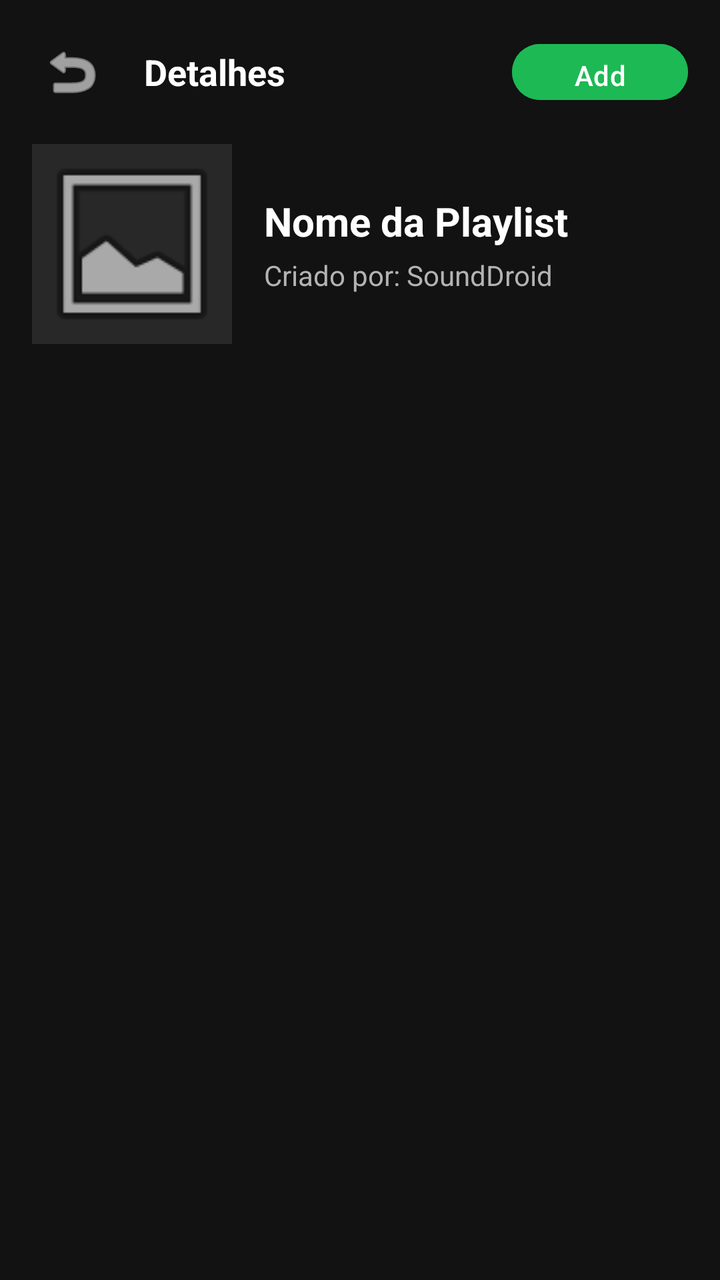
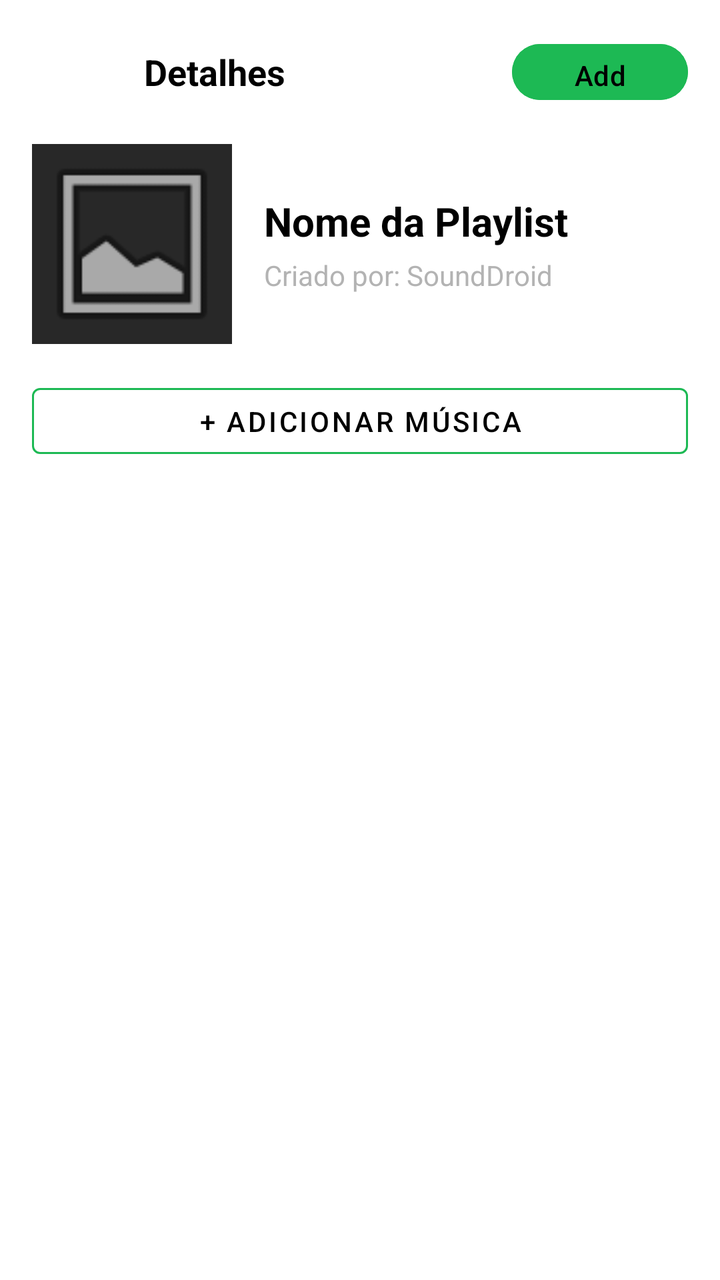

Before-and-after screenshots of an Android layout around one commit, followed by the original layout XML and the change that was made.
<!-- AndroidManifest.xml: application theme Theme.DSSMV_ProjectDroid_1230628_1222027 -->
<!-- res/layout/activity_playlist_detail.xml -->
<?xml version="1.0" encoding="utf-8"?>
<LinearLayout xmlns:android="http://schemas.android.com/apk/res/android"
              android:id="@+id/main_playlist_detail"
              android:layout_width="match_parent"
              android:layout_height="match_parent"
              android:orientation="vertical"
              android:background="#121212"
              android:padding="16dp">

    <LinearLayout
            android:layout_width="match_parent"
            android:layout_height="wrap_content"
            android:orientation="horizontal"
            android:gravity="center_vertical"
            android:layout_marginBottom="16dp">

        <ImageButton
                android:id="@+id/btnBack"
                android:layout_width="40dp"
                android:layout_height="40dp"
                android:background="?attr/selectableItemBackgroundBorderless"
                android:src="@android:drawable/ic_menu_revert"
                android:contentDescription="Voltar"
                app:tint="#FFFFFF" xmlns:app="http://schemas.android.com/apk/res-auto" />

        <TextView
                android:id="@+id/txtToolbarTitle"
                android:layout_width="0dp"
                android:layout_height="wrap_content"
                android:layout_weight="1"
                android:layout_marginStart="16dp"
                android:text="Detalhes"
                android:textColor="#FFFFFF"
                android:textSize="18sp"
                android:textStyle="bold"
                android:maxLines="1"
                android:ellipsize="end" />

        <Button
                android:id="@+id/btnPlaylistAction"
                android:layout_width="wrap_content"
                android:layout_height="36dp"
                android:text="Add"
                android:textColor="#FFFFFF"
                android:backgroundTint="#1DB954" />
    </LinearLayout>

    <LinearLayout
            android:layout_width="match_parent"
            android:layout_height="wrap_content"
            android:orientation="horizontal"
            android:gravity="center_vertical"
            android:layout_marginBottom="24dp">

        <ImageView
                android:id="@+id/imgPlaylistCover"
                android:layout_width="100dp"
                android:layout_height="100dp"
                android:scaleType="centerCrop"
                android:src="@android:drawable/ic_menu_gallery"
                android:background="#282828" />

        <LinearLayout
                android:layout_width="0dp"
                android:layout_height="wrap_content"
                android:layout_weight="1"
                android:orientation="vertical"
                android:layout_marginStart="16dp">

            <TextView
                    android:id="@+id/txtPlaylistName"
                    android:layout_width="match_parent"
                    android:layout_height="wrap_content"
                    android:text="Nome da Playlist"
                    android:textColor="#FFFFFF"
                    android:textSize="20sp"
                    android:textStyle="bold"
                    android:maxLines="2"
                    android:ellipsize="end" />

            <TextView
                    android:id="@+id/txtPlaylistCreator"
                    android:layout_width="match_parent"
                    android:layout_height="wrap_content"
                    android:layout_marginTop="4dp"
                    android:text="Criado por: SoundDroid"
                    android:textColor="#B3B3B3"
                    android:textSize="14sp" />
        </LinearLayout>
    </LinearLayout>

    <androidx.recyclerview.widget.RecyclerView
            android:id="@+id/recyclerPlaylistSongs"
            android:layout_width="match_parent"
            android:layout_height="match_parent" />

</LinearLayout>
<!-- resources referenced by this layout -->
<resources>
  <style name="Theme.DSSMV_ProjectDroid_1230628_1222027" parent="Base.Theme.DSSMV_ProjectDroid_1230628_1222027" />
  <style name="Base.Theme.DSSMV_ProjectDroid_1230628_1222027" parent="Theme.Material3.DayNight.NoActionBar">
          
          
      </style>
</resources>

<!-- the commit's change to res/layout/activity_playlist_detail.xml (unified diff, before → after) -->
@@ -1,10 +1,11 @@
 <?xml version="1.0" encoding="utf-8"?>
 <LinearLayout xmlns:android="http://schemas.android.com/apk/res/android"
+              xmlns:app="http://schemas.android.com/apk/res-auto"
               android:id="@+id/main_playlist_detail"
               android:layout_width="match_parent"
               android:layout_height="match_parent"
               android:orientation="vertical"
-              android:background="#121212"
+              android:background="@color/background_color"
               android:padding="16dp">
 
     <LinearLayout
@@ -21,7 +22,7 @@
                 android:background="?attr/selectableItemBackgroundBorderless"
                 android:src="@android:drawable/ic_menu_revert"
                 android:contentDescription="Voltar"
-                app:tint="#FFFFFF" xmlns:app="http://schemas.android.com/apk/res-auto" />
+                app:tint="#FFFFFF" />
 
         <TextView
                 android:id="@+id/txtToolbarTitle"
@@ -30,7 +31,7 @@
                 android:layout_weight="1"
                 android:layout_marginStart="16dp"
                 android:text="Detalhes"
-                android:textColor="#FFFFFF"
+                android:textColor="@color/text_color"
                 android:textSize="18sp"
                 android:textStyle="bold"
                 android:maxLines="1"
@@ -41,7 +42,7 @@
                 android:layout_width="wrap_content"
                 android:layout_height="36dp"
                 android:text="Add"
-                android:textColor="#FFFFFF"
+                android:textColor="@color/text_color"
                 android:backgroundTint="#1DB954" />
     </LinearLayout>
 
@@ -50,7 +51,7 @@
             android:layout_height="wrap_content"
             android:orientation="horizontal"
             android:gravity="center_vertical"
-            android:layout_marginBottom="24dp">
+            android:layout_marginBottom="16dp">
 
         <ImageView
                 android:id="@+id/imgPlaylistCover"
@@ -72,7 +73,7 @@
                     android:layout_width="match_parent"
                     android:layout_height="wrap_content"
                     android:text="Nome da Playlist"
-                    android:textColor="#FFFFFF"
+                    android:textColor="@color/text_color"
                     android:textSize="20sp"
                     android:textStyle="bold"
                     android:maxLines="2"
@@ -89,9 +90,21 @@
         </LinearLayout>
     </LinearLayout>
 
+    <com.google.android.material.button.MaterialButton
+            android:id="@+id/btnAddSong"
+            style="@style/Widget.MaterialComponents.Button.OutlinedButton"
+            android:layout_width="match_parent"
+            android:layout_height="45dp"
+            android:layout_marginBottom="16dp"
+            android:text="+ Adicionar Música"
+            android:textColor="@color/text_color"
+            app:strokeColor="#1DB954"
+            app:rippleColor="#1DB954" />
+
     <androidx.recyclerview.widget.RecyclerView
             android:id="@+id/recyclerPlaylistSongs"
             android:layout_width="match_parent"
-            android:layout_height="match_parent" />
+            android:layout_height="0dp"
+            android:layout_weight="1" />
 
 </LinearLayout>
<!-- resource entries referenced after the edit -->
@@ -1,5 +1,7 @@
 <!-- resources referenced by this layout -->
 <resources>
+  <color name="background_color">#FFFFFF</color>
+  <color name="text_color">#000000</color>
   <style name="Theme.DSSMV_ProjectDroid_1230628_1222027" parent="Base.Theme.DSSMV_ProjectDroid_1230628_1222027" />
   <style name="Base.Theme.DSSMV_ProjectDroid_1230628_1222027" parent="Theme.Material3.DayNight.NoActionBar">
           
